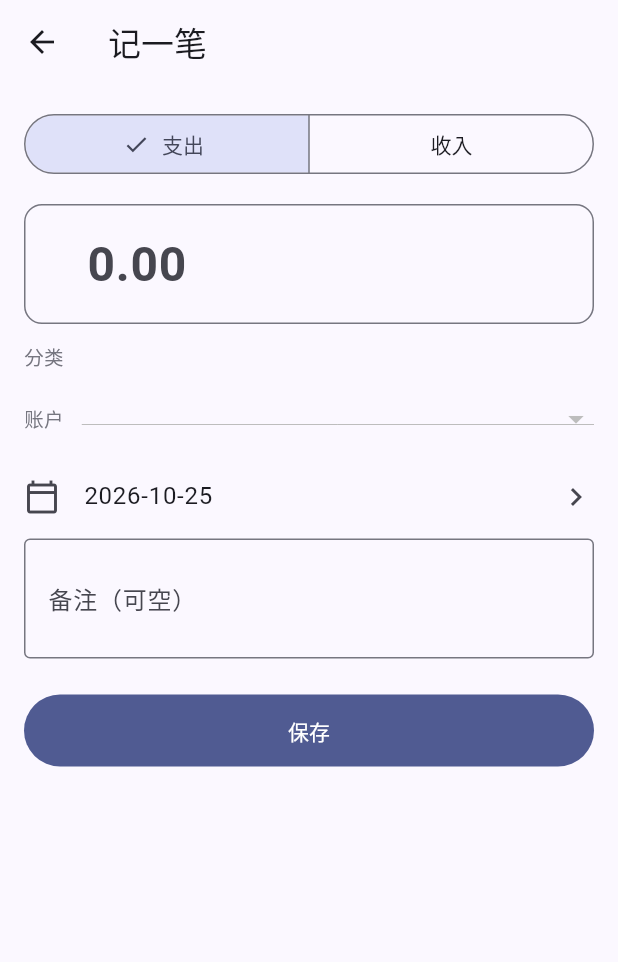
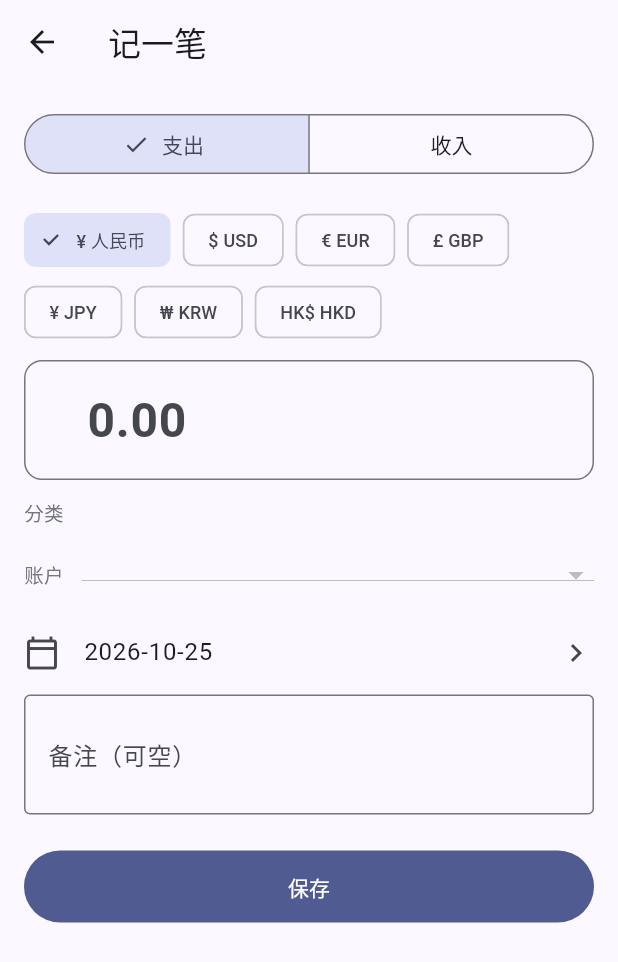
Before and after one commit to Annihilation006/Note-Origin, a Flutter app: the screen it shows after launch, item 3 of the bottom bar chosen, after a tap on "记一笔", on a phone screen of 412 x 824 dp. Shown: the top 962 px of the screen. Run offline on Flutter 3.47's test engine with Material 3 defaults, Android fonts, the phone set to English and light mode, and no system bars; drawn by our look-alikes of dynamic_color; our stand-ins replace fl_chart, shared_preferences, sqflite, sqflite_common_ffi; accounts and stored records are empty; network calls fail.

Commit message:
v0.3.2: 多币种、AI助手页、笔记AI写文、今日块排版修正

```diff
--- a/lib/data/db.dart
+++ b/lib/data/db.dart
@@ -34,7 +34,7 @@ class Db {
     return sqflite.databaseFactory.openDatabase(
       file,
       options: sqflite.OpenDatabaseOptions(
-        version: 1,
+        version: 2,
         onCreate: (db, v) async {
           // 一把建完，省得以后升级迁移写得痛苦（虽然迟早要写）
           await db.execute('''
@@ -46,7 +46,8 @@ class Db {
               account_id INTEGER NOT NULL,
               date TEXT NOT NULL,
               note TEXT,
-              created_at INTEGER NOT NULL
+              created_at INTEGER NOT NULL,
+              currency TEXT NOT NULL DEFAULT 'CNY'
             )
           ''');
           await db.execute('CREATE INDEX idx_txns_date ON txns(date)');
@@ -81,6 +82,12 @@ class Db {
             )
           ''');
           await _seed(db);
+        },
+        onUpgrade: (db, oldV, newV) async {
+          if (oldV < 2) {
+            // v2: 币种列，老数据默认CNY
+            await db.execute("ALTER TABLE txns ADD COLUMN currency TEXT NOT NULL DEFAULT 'CNY'");
+          }
         },
       ),
     );
--- a/lib/data/store.dart
+++ b/lib/data/store.dart
@@ -132,6 +132,13 @@ class AppStore extends ChangeNotifier {
     await reloadMonth(); // 简单粗暴，不做增量刷新了
   }
 
+  Future<void> saveNote(DayNote n) async {
+    try {
+      await _db.saveNote(n);
+    } catch (_) {}
+    notifyListeners();
+  }
+
   Future<void> deleteTxn(int id) async {
     await _db.deleteTxn(id);
     await reloadMonth();
@@ -170,18 +177,30 @@ class AppStore extends ChangeNotifier {
 
   // ---------- 统计（都是现算，数据量小无所谓） ----------
 
+  // 统计只计主币种CNY，外币单列（不折汇率没法加和）
   int get monthExpenseCents {
     var s = 0;
     for (final t in monthTxns) {
-      if (t.type == 0) s += t.amountCents;
+      if (t.type == 0 && t.currency == 'CNY') s += t.amountCents;
     }
     return s;
+  }
+
+  Map<String, int> get foreignSums {
+    final m = <String, int>{};
+    for (final t in monthTxns) {
+      if (t.type == 0 && t.currency != 'CNY') {
+        m[t.currency] = (m[t.currency] ?? 0) + t.amountCents;
+      }
+    }
+    m.removeWhere((_, v) => v == 0);
+    return m;
   }
 
   int get monthIncomeCents {
     var s = 0;
     for (final t in monthTxns) {
-      if (t.type == 1) s += t.amountCents;
+      if (t.type == 1 && t.currency == 'CNY') s += t.amountCents;
     }
     return s;
   }
--- a/lib/models/models.dart
+++ b/lib/models/models.dart
@@ -10,6 +10,7 @@ class Txn {
   final String date; // YYYY-MM-DD
   final String note;
   final int createdAt;
+  final String currency; // 币种代码，默认CNY
 
   Txn({
     this.id,
@@ -20,6 +21,7 @@ class Txn {
     required this.date,
     this.note = '',
     required this.createdAt,
+    this.currency = 'CNY',
   });
 
   Txn copyWith({
@@ -31,6 +33,7 @@ class Txn {
     String? date,
     String? note,
     int? createdAt,
+    String? currency,
   }) {
     return Txn(
       id: id ?? this.id,
@@ -41,6 +44,7 @@ class Txn {
       date: date ?? this.date,
       note: note ?? this.note,
       createdAt: createdAt ?? this.createdAt,
+      currency: currency ?? this.currency,
     );
   }
 
@@ -55,6 +59,7 @@ class Txn {
       date: (m['date'] as String?) ?? '',
       note: (m['note'] as String?) ?? '',
       createdAt: (m['created_at'] as int?) ?? 0,
+      currency: (m['currency'] as String?) ?? 'CNY',
     );
   }
 
@@ -68,6 +73,7 @@ class Txn {
       'date': date,
       'note': note,
       'created_at': createdAt,
+      'currency': currency,
     };
   }
 }
--- a/lib/pages/add_txn_page.dart
+++ b/lib/pages/add_txn_page.dart
@@ -5,6 +5,7 @@ import 'package:provider/provider.dart';
 import '../data/store.dart';
 import '../models/models.dart';
 import '../utils/fmt.dart';
+// fmt里的currencies在这页直接用
 
 /// 记一笔 / 编辑一笔
 class AddTxnPage extends StatefulWidget {
@@ -23,6 +24,7 @@ class _AddTxnPageState extends State<AddTxnPage> {
   late DateTime _date;
   int? _catId;
   int? _accId;
+  String _currency = 'CNY';
   bool _saving = false;
 
   @override
@@ -36,6 +38,7 @@ class _AddTxnPageState extends State<AddTxnPage> {
       _date = DateTime.tryParse(e.date) ?? DateTime.now();
       _catId = e.categoryId;
       _accId = e.accountId;
+      _currency = e.currency;
     } else {
       _type = 0;
       _date = DateTime.now();
@@ -98,6 +101,7 @@ class _AddTxnPageState extends State<AddTxnPage> {
         date: todayStr(_date),
         note: _noteCtrl.text.trim(),
         createdAt: old?.createdAt ?? DateTime.now().millisecondsSinceEpoch,
+        currency: _currency,
       );
       await store.saveTxn(t);
       if (mounted) Navigator.pop(context);
@@ -135,6 +139,18 @@ class _AddTxnPageState extends State<AddTxnPage> {
             },
           ),
           const SizedBox(height: 16),
+          Wrap(
+            spacing: 8,
+            children: [
+              for (final e in currencies.entries)
+                ChoiceChip(
+                  label: Text(e.key == 'CNY' ? '${e.value} 人民币' : '${e.value} ${e.key}', style: const TextStyle(fontSize: 12)),
+                  selected: _currency == e.key,
+                  onSelected: (_) => setState(() => _currency = e.key),
+                ),
+            ],
+          ),
+          const SizedBox(height: 8),
           TextField(
             controller: _amountCtrl,
             keyboardType: const TextInputType.numberWithOptions(decimal: true),
--- a/lib/pages/settings_page.dart
+++ b/lib/pages/settings_page.dart
@@ -83,7 +83,7 @@ class _SettingsPageState extends State<SettingsPage> {
           const ListTile(
             leading: Icon(Icons.info_outline),
             title: Text('Note Origin'),
-            subtitle: Text('v0.3.1 · Flutter 跨平台版\n安卓/iOS/鸿蒙/Windows/macOS/Linux'),
+            subtitle: Text('v0.3.2 · Flutter 跨平台版\n安卓/iOS/鸿蒙/Windows/macOS/Linux'),
             isThreeLine: true,
           ),
         ],
--- a/lib/pages/today_page.dart
+++ b/lib/pages/today_page.dart
@@ -7,6 +7,7 @@ import '../models/models.dart';
 import '../services/quote_service.dart';
 import '../ui/tokens.dart';
 import '../utils/fmt.dart';
+import 'assistant_page.dart';
 
 /// 首页。编辑部式的开场，信息从用户真实数据来，没有东西就不硬凑
 class TodayPage extends StatefulWidget {
@@ -123,6 +124,13 @@ class _TodayPageState extends State<TodayPage> {
               onPressed: () => widget.onNavigate(1),
               child: const Text('写笔记'),
             ),
+            IconButton(
+              icon: const Icon(Icons.auto_awesome_outlined),
+              tooltip: 'AI 助手',
+              onPressed: () => Navigator.of(context).push(
+                MaterialPageRoute(builder: (_) => const AssistantPage()),
+              ),
+            ),
           ],
         ),
         if (latest == null)
@@ -167,7 +175,7 @@ class _TodayPageState extends State<TodayPage> {
             child: InkWell(
               onTap: () => widget.onNavigate(2),
               child: Container(
-                padding: const EdgeInsets.all(Sp.l),
+                padding: const EdgeInsets.symmetric(horizontal: Sp.l, vertical: Sp.m),
                 decoration: BoxDecoration(
                   color: cs.secondaryContainer,
                   borderRadius: BorderRadius.circular(6),
@@ -178,9 +186,11 @@ class _TodayPageState extends State<TodayPage> {
                   children: [
                     Text('本月支出', style: Ty.meta.apply(color: cs.onSecondaryContainer)),
                     const SizedBox(height: Sp.xs),
+                    // 数字缩小一档防截断
                     Text(
                       fmtMoney(store.monthExpenseCents),
-                      style: Ty.figure.apply(color: cs.onSecondaryContainer),
+                      style: const TextStyle(fontSize: 20, height: 1.2, fontWeight: FontWeight.w600)
+                          .apply(color: cs.onSecondaryContainer),
                     ),
                     const SizedBox(height: Sp.xs),
                     Text(
@@ -198,7 +208,7 @@ class _TodayPageState extends State<TodayPage> {
             child: InkWell(
               onTap: () => widget.onNavigate(2),
               child: Container(
-                padding: const EdgeInsets.all(Sp.l),
+                padding: const EdgeInsets.symmetric(horizontal: Sp.l, vertical: Sp.m),
                 decoration: BoxDecoration(
                   color: cs.surfaceContainerHighest,
                   borderRadius: BorderRadius.circular(6),
--- a/lib/utils/fmt.dart
+++ b/lib/utils/fmt.dart
@@ -2,7 +2,13 @@ import '../models/models.dart';
 
 /// 零碎的格式化函数都扔这
 
-String fmtMoney(int cents, {bool symbol = true}) {
+const currencies = {
+  'CNY': '¥', 'USD': r'$', 'EUR': '€', 'GBP': '£', 'JPY': '¥', 'KRW': '₩', 'HKD': 'HK\$',
+};
+
+String symbolOf(String c) => currencies[c] ?? c;
+
+String fmtMoney(int cents, {bool symbol = true, String currency = 'CNY'}) {
   final neg = cents < 0;
   final v = (cents.abs()) / 100.0;
   var s = v.toStringAsFixed(2);
@@ -20,7 +26,7 @@ String fmtMoney(int cents, {bool symbol = true}) {
   }
   s = buf.toString();
   if (parts.length > 1) s += '.${parts[1]}';
-  return '${neg ? '-' : ''}${symbol ? '¥' : ''}$s';
+  return '${neg ? '-' : ''}${symbol ? symbolOf(currency) : ''}' + s;
 }
 
 /// 解析用户输入的金额字符串成分。解析不了返回null，让上层提示。
--- a/pubspec.yaml
+++ b/pubspec.yaml
@@ -2,7 +2,7 @@ name: note_origin
 description: 记账 + 日历笔记 + AI 助手，一套代码跑安卓/iOS/鸿蒙/桌面
 publish_to: 'none'
 
-version: 0.3.1+4
+version: 0.3.2+5
 
 environment:
   sdk: '>=3.2.0 <4.0.0'
```
Also changed, not shown: lib/pages/assistant_page.dart (added, +129 -0 lines), lib/pages/notes_page.dart (+48 -2 lines), lib/services/assistant.dart (added, +110 -0 lines).
